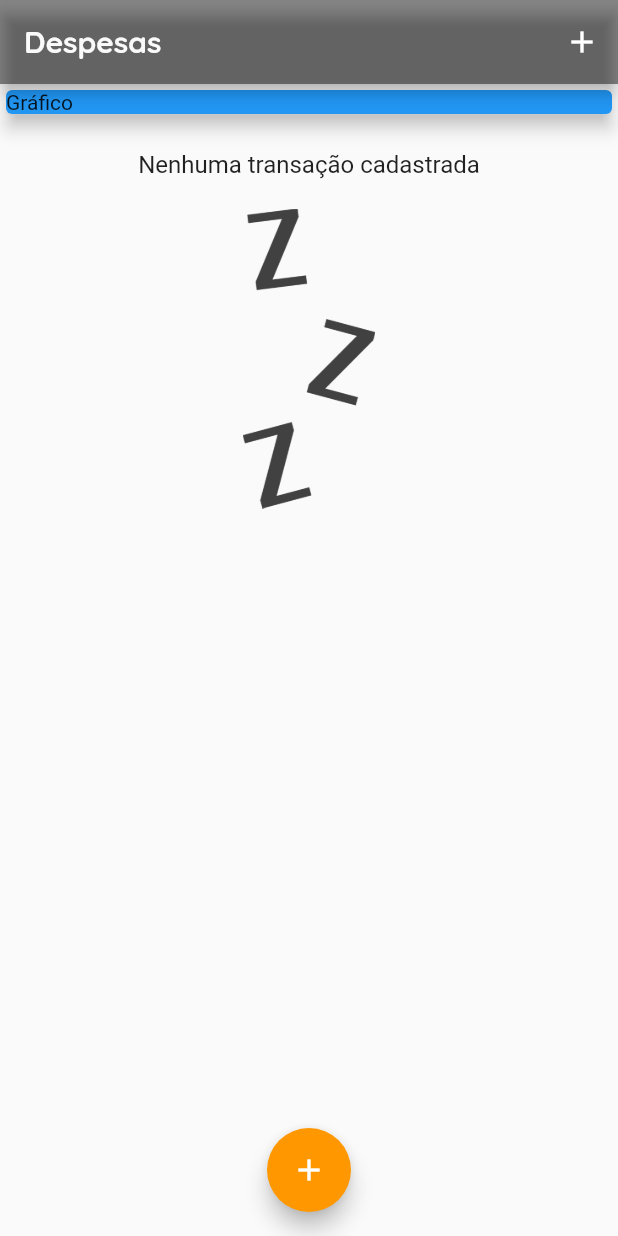
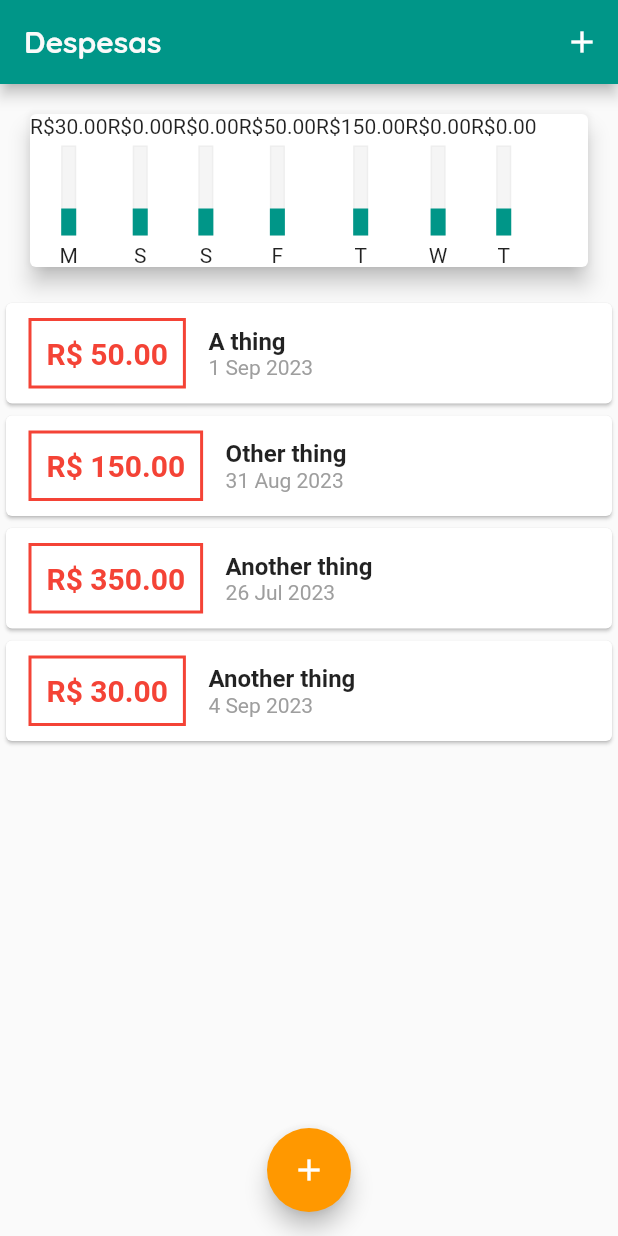
Before and after one commit to thalitagq/flutter_expenses_app, a Flutter app: the screen it shows after launch, on a phone screen of 412 x 824 dp. Run offline on Flutter 3.47's test engine with Material 2 defaults, Android fonts, the phone set to English and light mode, and no system bars; missing offline and left inert: dart:js_util.

Commit message:
add chart initial layout

```diff
--- /dev/null
+++ b/lib/components/chart.dart
@@ -0,0 +1,49 @@
+import 'dart:js_util';
+
+import 'package:flutter/material.dart';
+import 'package:flutter/src/widgets/framework.dart';
+import 'package:flutter/src/widgets/placeholder.dart';
+import 'package:helloworld/components/chart_bar.dart';
+import 'package:helloworld/transaction.dart';
+import 'package:intl/intl.dart';
+
+class Chart extends StatelessWidget {
+  final List<Transaction> recentTransactions;
+
+  Chart(this.recentTransactions);
+
+  List<Map<String, Object>> get groupedTransactions {
+    return List.generate(7, (index) {
+      final weekDay = DateTime.now().subtract(Duration(days: index));
+
+      double totalSum = 0.0;
+
+      for (var i = 0; i < recentTransactions.length; i++) {
+        bool sameDay = recentTransactions[i].date.day == weekDay.day;
+        bool sameMonth = recentTransactions[i].date.month == weekDay.month;
+        bool sameYear = recentTransactions[i].date.year == weekDay.year;
+
+        if (sameDay && sameMonth && sameYear) {
+          totalSum += recentTransactions[i].value;
+        }
+      }
+
+      return {'day': DateFormat.E().format(weekDay)[0], 'value': totalSum};
+    });
+  }
+
+  @override
+  Widget build(BuildContext context) {
+    return Card(
+      elevation: 6,
+      margin: EdgeInsets.all(20),
+      child: Row(
+          children: groupedTransactions.map((transaction) {
+        return ChartBar(
+            label: transaction['day'] as String,
+            percentage: 0.3,
+            value: transaction['value'] as double);
+      }).toList()),
+    );
+  }
+}
--- /dev/null
+++ b/lib/components/chart_bar.dart
@@ -0,0 +1,45 @@
+import 'package:flutter/material.dart';
+import 'package:flutter/src/widgets/framework.dart';
+import 'package:flutter/src/widgets/placeholder.dart';
+
+class ChartBar extends StatelessWidget {
+  final String label;
+  final double value;
+  final double percentage;
+
+  const ChartBar(
+      {required this.label, required this.percentage, required this.value});
+
+  @override
+  Widget build(BuildContext context) {
+    return Column(
+      children: [
+        Text('R\$${value.toStringAsFixed(2)}'),
+        const SizedBox(height: 5),
+        SizedBox(
+          height: 60,
+          width: 10,
+          child: Stack(
+            alignment: Alignment.bottomCenter,
+            children: [
+              Container(
+                decoration: BoxDecoration(
+                    border: Border.all(color: Colors.grey.shade200, width: 1),
+                    color: Colors.grey.shade100),
+              ),
+              FractionallySizedBox(
+                heightFactor: percentage,
+                child: Container(
+                    decoration: BoxDecoration(
+                  color: Theme.of(context).colorScheme.primary,
+                )),
+              )
+            ],
+          ),
+        ),
+        const SizedBox(height: 5),
+        Text(label)
+      ],
+    );
+  }
+}
--- a/lib/main.dart
+++ b/lib/main.dart
@@ -1,6 +1,7 @@
 import 'dart:math';
 
 import 'package:flutter/material.dart';
+import 'package:helloworld/components/chart.dart';
 import 'package:helloworld/components/transaction_form.dart';
 import 'package:helloworld/components/transaction_list.dart';
 import 'package:helloworld/transaction.dart';
@@ -17,7 +18,7 @@ class ExpensesApp extends StatelessWidget {
       home: MyHomePage(),
       theme: tema.copyWith(
         colorScheme: tema.colorScheme.copyWith(
-          primary: Colors.black45,
+          primary: Colors.teal,
           secondary: Colors.orange,
         ),
         textTheme: tema.textTheme.copyWith(
@@ -49,26 +50,31 @@ class MyHomePage extends StatefulWidget {
 
 class _MyHomePageState extends State<MyHomePage> {
   final List<Transaction> _transactions = [
-    // Transaction(id: 't1', title: "A thing", value: 50.00, date: DateTime.now()),
-    // Transaction(
-    //     id: 't2', title: "Other thing", value: 150.00, date: DateTime.now()),
-    // Transaction(
-    //     id: 't3', title: "Another thing", value: 350.00, date: DateTime.now()),
-    // Transaction(
-    //     id: 't3', title: "Another thing", value: 350.00, date: DateTime.now()),
-    // Transaction(
-    //     id: 't3', title: "Another thing", value: 350.00, date: DateTime.now()),
-    // Transaction(
-    //     id: 't3', title: "Another thing", value: 350.00, date: DateTime.now()),
-    // Transaction(
-    //     id: 't3', title: "Another thing", value: 350.00, date: DateTime.now()),
-    // Transaction(
-    //     id: 't3', title: "Another thing", value: 350.00, date: DateTime.now()),
-    // Transaction(
-    //     id: 't3', title: "Another thing", value: 350.00, date: DateTime.now()),
-    // Transaction(
-    //     id: 't3', title: "Another thing", value: 350.00, date: DateTime.now()),
+    Transaction(
+        id: 't1',
+        title: "A thing",
+        value: 50.00,
+        date: DateTime.now().subtract(Duration(days: 3))),
+    Transaction(
+        id: 't2',
+        title: "Other thing",
+        value: 150.00,
+        date: DateTime.now().subtract(Duration(days: 4))),
+    Transaction(
+        id: 't3',
+        title: "Another thing",
+        value: 350.00,
+        date: DateTime.now().subtract(Duration(days: 40))),
+    Transaction(
+        id: 't4', title: "Another thing", value: 30.00, date: DateTime.now()),
   ];
+
+  List<Transaction> get _recentTransactions {
+    return _transactions
+        .where((transaction) => transaction.date
+            .isAfter(DateTime.now().subtract(Duration(days: 7))))
+        .toList();
+  }
 
   _openTransactionFormModal(BuildContext context) {
     showModalBottomSheet(
@@ -111,10 +117,7 @@ class _MyHomePageState extends State<MyHomePage> {
           mainAxisAlignment: MainAxisAlignment.start,
           crossAxisAlignment: CrossAxisAlignment.stretch,
           children: [
-            const SizedBox(
-              child: Card(
-                  color: Colors.blue, elevation: 5, child: Text("Gráfico")),
-            ),
+            Chart(_recentTransactions),
             TransactionList(_transactions),
           ],
         ),
```
